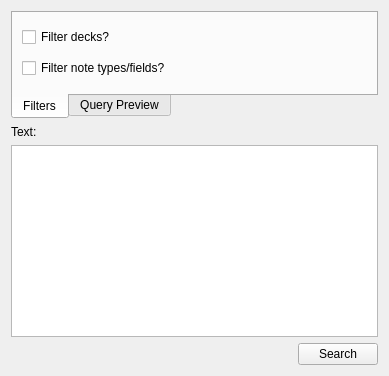
Above: designer/search.ui from ll-in-anki/find-missing-words before the change. Below: the same form after it.
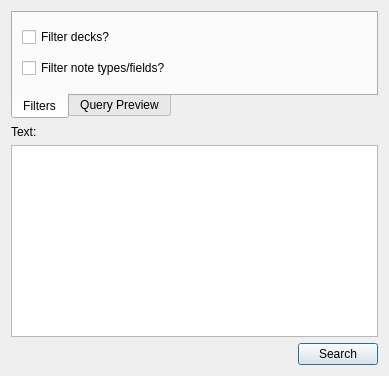
That is the form after the change.

Commit message:
Use parent->child relationship among all widgets/dialogs
Attempt to improve memory management by using hierarchy which can
be cascaded on delete, rather than siloed widgets who don't have a
parent. Change search and note_creation views from QWidget to QDialog.

Patch:
```diff
--- a/designer/search.ui
+++ b/designer/search.ui
@@ -1,7 +1,7 @@
 <?xml version="1.0" encoding="UTF-8"?>
 <ui version="4.0">
- <class>Form</class>
- <widget class="QWidget" name="Form">
+ <class>Dialog</class>
+ <widget class="QDialog" name="Dialog">
   <property name="geometry">
    <rect>
     <x>0</x>
```
The commit also changes 14 other files.
